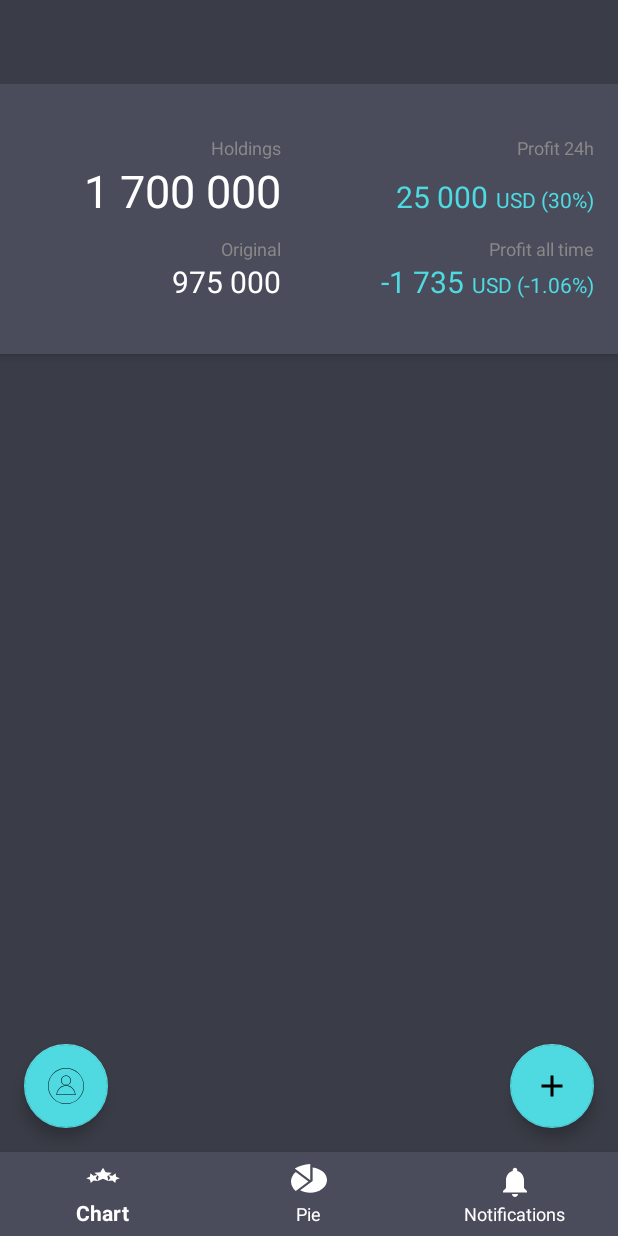
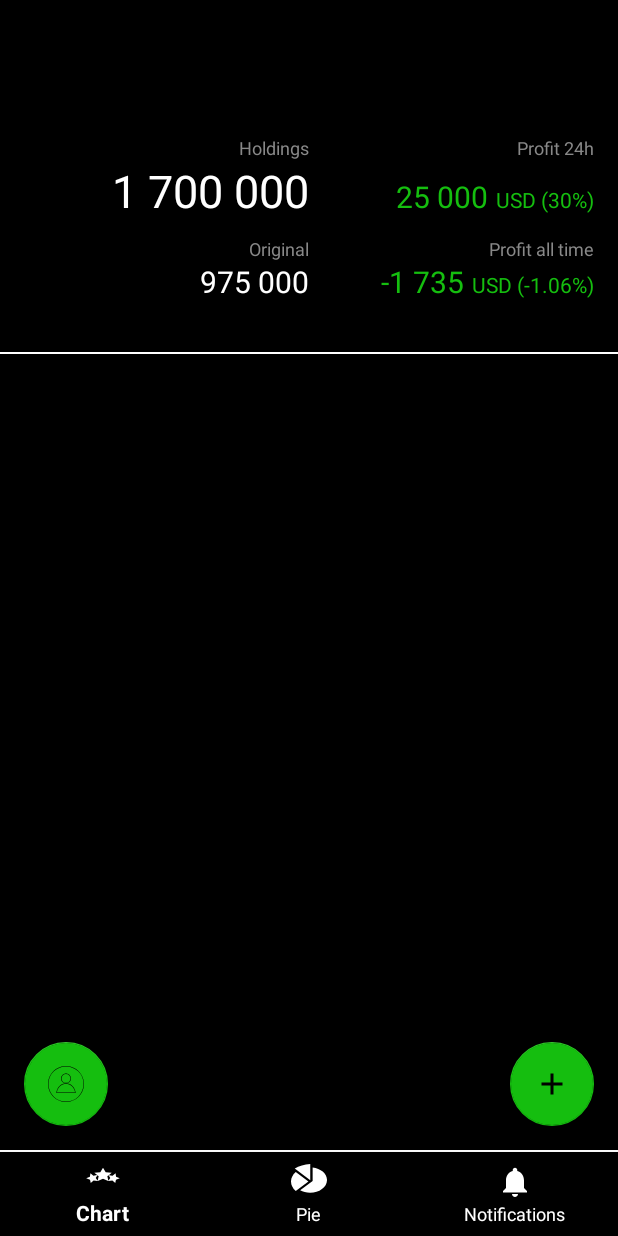
Before and after one commit to PavelSmertin/scryp_android, an Android app: the layout activity_test.xml on its own in the app's theme, with its tools: preview values and no code run, on a phone screen of 412 x 824 dp. Run offline under Robolectric (Android 15) with nearby library versions, the phone set to English and light mode, and no system bars.

Commit message:
black dis

```diff
--- a/app/src/main/res/layout/activity_test.xml
+++ b/app/src/main/res/layout/activity_test.xml
@@ -22,7 +22,6 @@
             android:layout_height="180dp"
             android:theme="@style/AppTheme.AppBarOverlay"
             >
-
             <android.support.design.widget.CollapsingToolbarLayout
                 android:id="@+id/toolbar_layout"
                 android:layout_width="match_parent"
@@ -38,14 +37,17 @@
                     android:padding="@dimen/activity_horizontal_margin"
                     app:layout_collapseMode="parallax"
                     android:layout_gravity="center_vertical"
+                    android:id="@+id/header"
                     >
 
                     <android.support.constraint.Guideline
                         android:id="@+id/line_1"
                         android:orientation="vertical"
-                        app:layout_constraintGuide_percent="0.45"
+                        app:layout_constraintGuide_percent="0.5"
                         android:layout_width="wrap_content"
-                        android:layout_height="wrap_content"/>
+                        android:layout_height="wrap_content"
+                        tools:layout_editor_absoluteY="97dp"
+                        tools:layout_editor_absoluteX="192dp" />
 
 
                     <TextView
@@ -57,9 +59,9 @@
 
                         app:layout_constraintTop_toTopOf="parent"
                         app:layout_constraintBottom_toTopOf="@+id/portfolio_current_value"
-                        app:layout_constraintRight_toLeftOf="@id/line_1"
+                        app:layout_constraintRight_toLeftOf="@+id/line_1"
                         app:layout_constraintVertical_chainStyle="packed"
-                        app:layout_constraintVertical_bias="1"
+                        app:layout_constraintVertical_bias="1.0"
 
                         />
                     <TextView
@@ -84,7 +86,7 @@
                         app:layout_constraintTop_toBottomOf="@+id/holdings_label"
                         app:layout_constraintBottom_toTopOf="@+id/original_label"
                         app:layout_constraintLeft_toLeftOf="parent"
-                        app:layout_constraintRight_toLeftOf="@id/line_1"
+                        app:layout_constraintRight_toLeftOf="@+id/line_1"
                         />
                     <TextView
                         android:id="@+id/portfolio_profit_24h"
@@ -95,10 +97,10 @@
                         android:textColor="@color/colorUpValue"
                         android:gravity="end"
 
-                        app:layout_constraintBaseline_toBaselineOf="@id/portfolio_current_value"
+                        app:layout_constraintBaseline_toBaselineOf="@+id/portfolio_current_value"
                         app:layout_constraintLeft_toLeftOf="parent"
                         app:layout_constraintRight_toLeftOf="@+id/portfolio_profit_24h_unit"
-                        app:layout_constraintHorizontal_bias="1"
+                        app:layout_constraintHorizontal_bias="1.0"
                         app:layout_constraintHorizontal_chainStyle="packed"
                         />
                     <TextView
@@ -110,10 +112,10 @@
                         android:gravity="end"
                         android:layout_marginLeft="5dp"
 
-                        app:layout_constraintBaseline_toBaselineOf="@id/portfolio_current_value"
+                        app:layout_constraintBaseline_toBaselineOf="@+id/portfolio_current_value"
                         app:layout_constraintLeft_toRightOf="@+id/portfolio_profit_24h"
                         app:layout_constraintRight_toRightOf="parent"
-                        />
+                        android:layout_marginStart="5dp" />
 
 
 
@@ -127,7 +129,7 @@
 
                         app:layout_constraintTop_toBottomOf="@+id/portfolio_current_value"
                         app:layout_constraintBottom_toTopOf="@+id/portfolio_original_value"
-                        app:layout_constraintRight_toLeftOf="@id/line_1"
+                        app:layout_constraintRight_toLeftOf="@+id/line_1"
                         />
                     <TextView
                         android:id="@+id/profit_24h_label"
@@ -153,7 +155,7 @@
                         app:layout_constraintTop_toBottomOf="@+id/original_label"
                         app:layout_constraintBottom_toBottomOf="parent"
                         app:layout_constraintLeft_toLeftOf="parent"
-                        app:layout_constraintRight_toLeftOf="@id/line_1"
+                        app:layout_constraintRight_toLeftOf="@+id/line_1"
 
                         />
                     <TextView
@@ -165,10 +167,10 @@
                         android:textColor="@color/colorUpValue"
                         android:gravity="end"
 
-                        app:layout_constraintBaseline_toBaselineOf="@id/portfolio_original_value"
+                        app:layout_constraintBaseline_toBaselineOf="@+id/portfolio_original_value"
                         app:layout_constraintLeft_toLeftOf="parent"
                         app:layout_constraintRight_toLeftOf="@+id/portfolio_profit_all_unit"
-                        app:layout_constraintHorizontal_bias="1"
+                        app:layout_constraintHorizontal_bias="1.0"
                         app:layout_constraintHorizontal_chainStyle="packed"
                         />
                     <TextView
@@ -180,12 +182,19 @@
                         android:gravity="end"
                         android:layout_marginLeft="5dp"
 
-                        app:layout_constraintBaseline_toBaselineOf="@id/portfolio_original_value"
-                        app:layout_constraintLeft_toRightOf="@id/portfolio_profit_all"
+                        app:layout_constraintBaseline_toBaselineOf="@+id/portfolio_original_value"
+                        app:layout_constraintLeft_toRightOf="@+id/portfolio_profit_all"
                         app:layout_constraintRight_toRightOf="parent"
-                        />
+                        android:layout_marginStart="5dp" />
 
                 </android.support.constraint.ConstraintLayout>
+
+                <View
+                    android:layout_width="match_parent"
+                    android:layout_height="1dp"
+                    android:background="@color/colorTextPrimary"
+                    android:layout_gravity="bottom"
+                    />
             </android.support.design.widget.CollapsingToolbarLayout>
         </android.support.design.widget.AppBarLayout>
 
@@ -202,7 +211,6 @@
 
                 />
         </android.support.v4.widget.SwipeRefreshLayout>
-
 
         <android.support.design.widget.FloatingActionButton
             android:id="@+id/add_transaction"
@@ -226,9 +234,14 @@
 
             />
 
-
     </android.support.design.widget.CoordinatorLayout>
 
+    <View
+        android:layout_width="match_parent"
+        android:layout_height="1dp"
+        android:background="@color/colorTextPrimary"
+        app:layout_constraintBottom_toBottomOf="parent"
+        />
     <android.support.design.widget.BottomNavigationView
         android:id="@+id/navigation"
         android:layout_width="match_parent"
--- a/app/src/main/res/layout/swipe_layout.xml
+++ b/app/src/main/res/layout/swipe_layout.xml
@@ -44,7 +44,7 @@
         android:paddingTop="1.5dp"
         android:paddingBottom="1.5dp"
         android:layout_margin="5dp"
-        android:background="@drawable/item_bg">
+        android:background="@color/colorPrimary">
 
 
         <android.support.constraint.Guideline
@@ -66,6 +66,12 @@
             android:layout_width="wrap_content"
             android:layout_height="wrap_content"/>
 
+        <View
+            android:layout_width="match_parent"
+            android:layout_height="1dp"
+            android:background="@color/colorTextPrimary"
+            app:layout_constraintBottom_toBottomOf="parent"
+            />
         <TextView
             android:layout_width="0dp"
             android:layout_height="wrap_content"
--- a/app/src/main/res/values/colors.xml
+++ b/app/src/main/res/values/colors.xml
@@ -1,12 +1,12 @@
 <?xml version="1.0" encoding="utf-8"?>
 <resources>
-    <color name="colorPrimary">#4A4B5B</color>
-    <color name="colorPrimaryDark">#3A3C47</color>
-    <color name="colorAccent">#4FD9E0</color>
+    <color name="colorPrimary">#000000</color>
+    <color name="colorPrimaryDark">#000000</color>
+    <color name="colorAccent">#15be0f</color>
 
 
     <color name="colorUpValue">@color/colorAccent</color>
-    <color name="colorDownValue">#C575B8</color>
+    <color name="colorDownValue">#ff2037</color>
 
 
     <color name="colorItems">#FF000000</color>
@@ -16,15 +16,15 @@
     <color name="colorTextLabel">#FF888888</color>
 
 
-    <color name="button_primary">#FF4FD9E0</color>
-    <color name="button_primary_pressed">#AA4FD9E0</color>
+    <color name="button_primary">#FF15be0f</color>
+    <color name="button_primary_pressed">#AA15be0f</color>
     <color name="button_primary_disabled">#424f4f4f</color>
 
-    <color name="button_pink">#FFC575B8</color>
-    <color name="button_pink_pressed">#AAC575B8</color>
+    <color name="button_pink">#FFff2037</color>
+    <color name="button_pink_pressed">#AAff2037</color>
 
-    <color name="button_alfa">#44009688</color>
-    <color name="button_alfa_pressed">#4427a79a</color>
+    <color name="button_alfa">#4415be0f</color>
+    <color name="button_alfa_pressed">#4415be0f</color>
     <color name="button_alfa_disabled">#224f4f4f</color>
 
 </resources>
```
